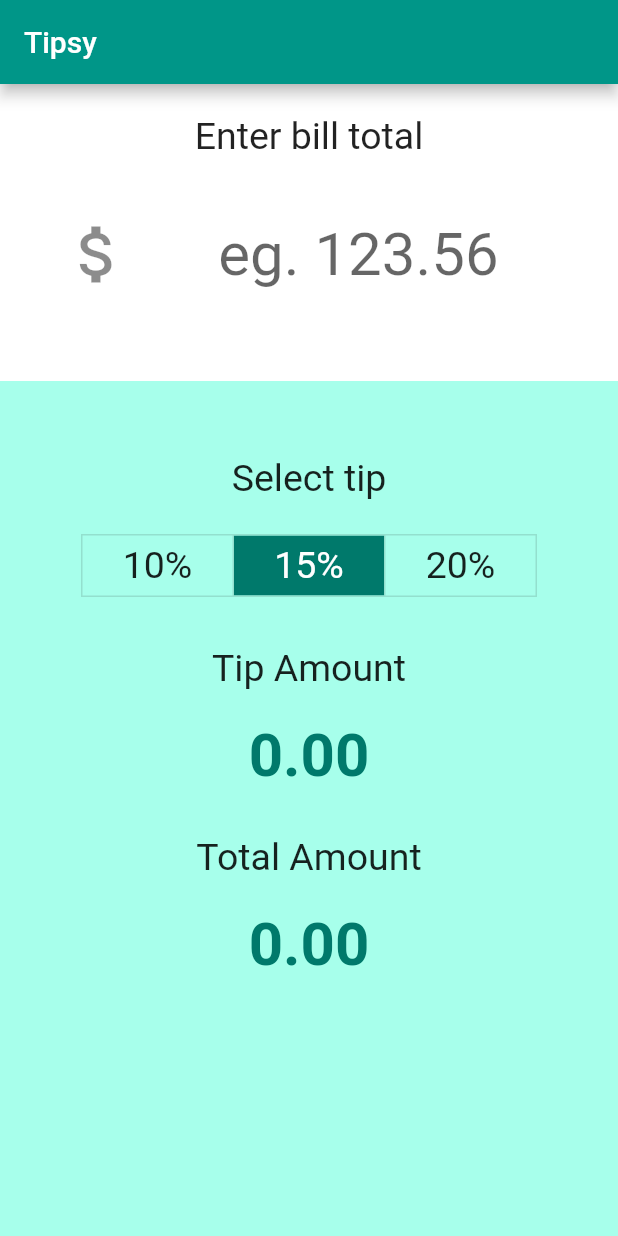
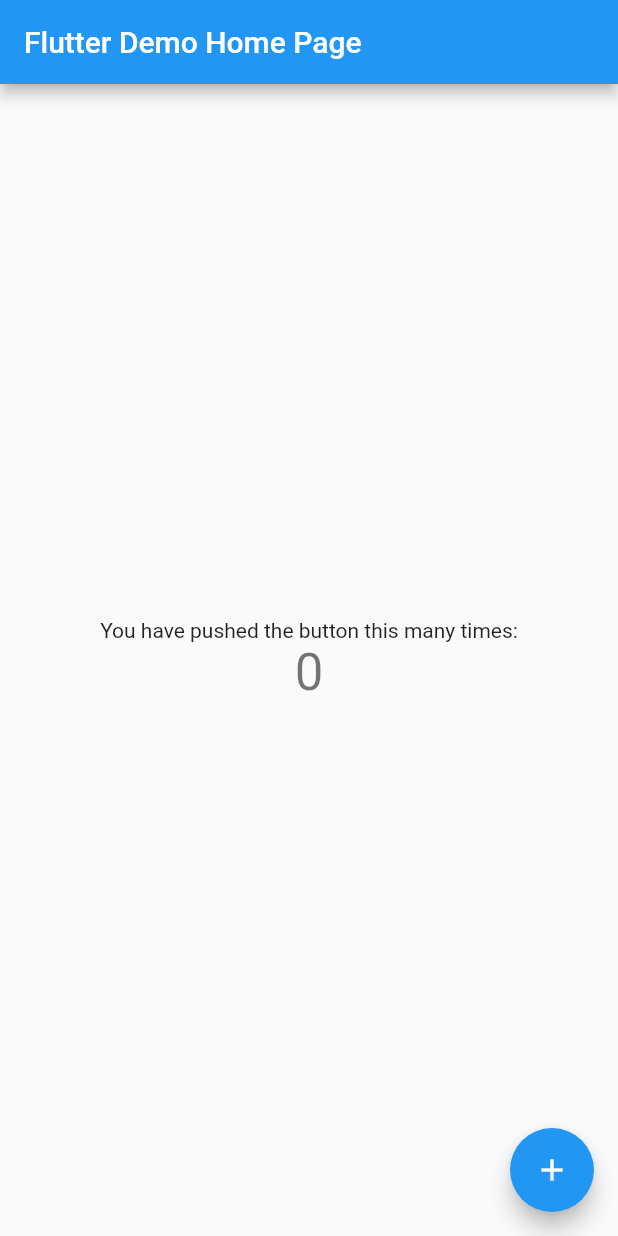
Before and after one commit to sbis04/tipsy, a Flutter app: the screen it shows after launch, on a phone screen of 412 x 824 dp. Run offline on Flutter 3.47's test engine with Material 2 defaults, Android fonts, the phone set to English and light mode, and no system bars.

Commit message:
Initial main.dart

```diff
--- a/lib/main.dart
+++ b/lib/main.dart
@@ -3,188 +3,109 @@ import 'package:flutter/material.dart';
 void main() => runApp(MyApp());
 
 class MyApp extends StatelessWidget {
+  // This widget is the root of your application.
   @override
   Widget build(BuildContext context) {
     return MaterialApp(
-      title: 'Tipsy',
+      title: 'Flutter Demo',
       theme: ThemeData(
-        primarySwatch: Colors.teal,
+        // This is the theme of your application.
+        //
+        // Try running your application with "flutter run". You'll see the
+        // application has a blue toolbar. Then, without quitting the app, try
+        // changing the primarySwatch below to Colors.green and then invoke
+        // "hot reload" (press "r" in the console where you ran "flutter run",
+        // or simply save your changes to "hot reload" in a Flutter IDE).
+        // Notice that the counter didn't reset back to zero; the application
+        // is not restarted.
+        primarySwatch: Colors.blue,
       ),
-      home: MyHomePage(),
+      home: MyHomePage(title: 'Flutter Demo Home Page'),
     );
   }
 }
 
 class MyHomePage extends StatefulWidget {
+  MyHomePage({Key key, this.title}) : super(key: key);
+
+  // This widget is the home page of your application. It is stateful, meaning
+  // that it has a State object (defined below) that contains fields that affect
+  // how it looks.
+
+  // This class is the configuration for the state. It holds the values (in this
+  // case the title) provided by the parent (in this case the App widget) and
+  // used by the build method of the State. Fields in a Widget subclass are
+  // always marked "final".
+
+  final String title;
+
   @override
   _MyHomePageState createState() => _MyHomePageState();
 }
 
 class _MyHomePageState extends State<MyHomePage> {
-  TextEditingController _textEditingController;
-  List<bool> _isSelected = [false, true, false];
-  List<double> _tipPercentageList = [0.10, 0.15, 0.20];
+  int _counter = 0;
 
-  double _bill;
-  double _tipAmount;
-  double _totalAmount;
-  double _tipPercentage;
-
-  @override
-  void initState() {
-    super.initState();
-    _bill = 0.0;
-    _tipAmount = 0.0;
-    _totalAmount = 0.0;
-    _tipPercentage = _tipPercentageList[1];
-
-    _textEditingController = TextEditingController();
-  }
-
-  @override
-  void dispose() {
-    _textEditingController?.dispose();
-    super.dispose();
+  void _incrementCounter() {
+    setState(() {
+      // This call to setState tells the Flutter framework that something has
+      // changed in this State, which causes it to rerun the build method below
+      // so that the display can reflect the updated values. If we changed
+      // _counter without calling setState(), then the build method would not be
+      // called again, and so nothing would appear to happen.
+      _counter++;
+    });
   }
 
   @override
   Widget build(BuildContext context) {
+    // This method is rerun every time setState is called, for instance as done
+    // by the _incrementCounter method above.
+    //
+    // The Flutter framework has been optimized to make rerunning build methods
+    // fast, so that you can just rebuild anything that needs updating rather
+    // than having to individually change instances of widgets.
     return Scaffold(
       appBar: AppBar(
-        title: Text('Tipsy'),
+        // Here we take the value from the MyHomePage object that was created by
+        // the App.build method, and use it to set our appbar title.
+        title: Text(widget.title),
       ),
-      body: Container(
-        color: Colors.tealAccent[100],
+      body: Center(
+        // Center is a layout widget. It takes a single child and positions it
+        // in the middle of the parent.
         child: Column(
-          mainAxisAlignment: MainAxisAlignment.start,
-          mainAxisSize: MainAxisSize.max,
+          // Column is also a layout widget. It takes a list of children and
+          // arranges them vertically. By default, it sizes itself to fit its
+          // children horizontally, and tries to be as tall as its parent.
+          //
+          // Invoke "debug painting" (press "p" in the console, choose the
+          // "Toggle Debug Paint" action from the Flutter Inspector in Android
+          // Studio, or the "Toggle Debug Paint" command in Visual Studio Code)
+          // to see the wireframe for each widget.
+          //
+          // Column has various properties to control how it sizes itself and
+          // how it positions its children. Here we use mainAxisAlignment to
+          // center the children vertically; the main axis here is the vertical
+          // axis because Columns are vertical (the cross axis would be
+          // horizontal).
+          mainAxisAlignment: MainAxisAlignment.center,
           children: <Widget>[
-            Container(
-              color: Colors.white,
-              padding: EdgeInsets.all(20),
-              child: Column(
-                children: <Widget>[
-                  Text(
-                    'Enter bill total',
-                    style: TextStyle(
-                      fontSize: 25,
-                    ),
-                  ),
-                  Padding(
-                    padding: const EdgeInsets.only(
-                        top: 30, bottom: 30, right: 20, left: 20),
-                    child: TextField(
-                      keyboardType: TextInputType.number,
-                      textAlign: TextAlign.center,
-                      style: TextStyle(
-                        fontSize: 40,
-                      ),
-                      decoration: InputDecoration(
-                        border: InputBorder.none,
-                        icon: Icon(
-                          Icons.attach_money,
-                          size: 50,
-                        ),
-                        contentPadding: EdgeInsets.only(
-                            left: 15, bottom: 11, top: 11, right: 15),
-                        hintText: 'eg. 123.56',
-                      ),
-                      onChanged: (newAmount) => setState(() {
-                        _bill = double.parse(newAmount);
-                        _tipAmount = _bill * _tipPercentage;
-                        _totalAmount = (_bill + _tipAmount);
-                      }),
-                      controller: _textEditingController,
-                    ),
-                  ),
-                ],
-              ),
+            Text(
+              'You have pushed the button this many times:',
             ),
-            Expanded(
-              child: Padding(
-                padding: const EdgeInsets.only(top: 50),
-                child: Column(
-                  mainAxisAlignment: MainAxisAlignment.start,
-                  children: <Widget>[
-                    Padding(
-                      padding: const EdgeInsets.only(bottom: 20),
-                      child: Text(
-                        'Select tip',
-                        style: TextStyle(
-                          fontSize: 25,
-                        ),
-                      ),
-                    ),
-                    ToggleButtons(
-                      fillColor: Colors.teal[700],
-                      selectedColor: Colors.white,
-                      textStyle: TextStyle(
-                        fontSize: 25,
-                      ),
-                      constraints: BoxConstraints(minWidth: 100, minHeight: 40),
-                      children: <Widget>[
-                        Text(
-                          '10%',
-                        ),
-                        Text(
-                          '15%',
-                        ),
-                        Text(
-                          '20%',
-                        ),
-                      ],
-                      isSelected: _isSelected,
-                      onPressed: (int index) {
-                        setState(() {
-                          _isSelected = [false, false, false];
-                          _isSelected[index] = !_isSelected[index];
-                          _tipPercentage = _tipPercentageList[index];
-                          _tipAmount = _bill * _tipPercentage;
-                          _totalAmount = (_bill + _tipAmount);
-                        });
-                      },
-                    ),
-                    Padding(
-                      padding: const EdgeInsets.only(top: 30, bottom: 20),
-                      child: Text(
-                        'Tip Amount',
-                        style: TextStyle(
-                          fontSize: 25,
-                        ),
-                      ),
-                    ),
-                    Text(
-                      _tipAmount.toStringAsFixed(2),
-                      style: TextStyle(
-                        fontSize: 40,
-                        fontWeight: FontWeight.bold,
-                        color: Colors.teal[700],
-                      ),
-                    ),
-                    Padding(
-                      padding: const EdgeInsets.only(top: 30, bottom: 20),
-                      child: Text(
-                        'Total Amount',
-                        style: TextStyle(
-                          fontSize: 25,
-                        ),
-                      ),
-                    ),
-                    Text(
-                      _totalAmount.toStringAsFixed(2),
-                      style: TextStyle(
-                        fontSize: 40,
-                        fontWeight: FontWeight.bold,
-                        color: Colors.teal[700],
-                      ),
-                    ),
-                  ],
-                ),
-              ),
+            Text(
+              '$_counter',
+              style: Theme.of(context).textTheme.display1,
             ),
           ],
         ),
       ),
+      floatingActionButton: FloatingActionButton(
+        onPressed: _incrementCounter,
+        tooltip: 'Increment',
+        child: Icon(Icons.add),
+      ), // This trailing comma makes auto-formatting nicer for build methods.
     );
   }
 }
```
